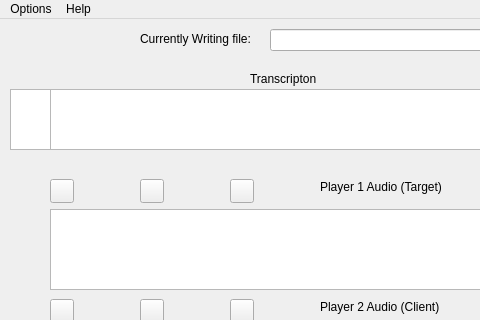
The window that ui/MLaudio.ui (TimHanneman/MLaudio) describes before a commit, drawn with Qt 5; both pictures show x 0 to 480 and y 0 to 320 of the 640 by 480 pixel window.
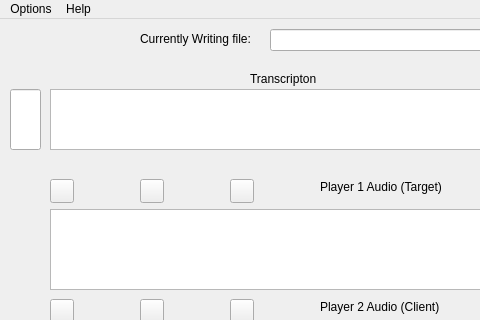
The same window after the commit. Icons and pictures are not drawn.

Commit message: Updated ui, fixed some small bugs. Started wiring main UI. TODO: transcript viewer, audio buttons, make preference page reflect current variables.

What changed in the file:
```diff
--- a/ui/MLaudio.ui
+++ b/ui/MLaudio.ui
@@ -285,19 +285,6 @@
      </rect>
     </property>
    </widget>
-   <widget class="QPlainTextEdit" name="plainTextEdit_line">
-    <property name="geometry">
-     <rect>
-      <x>10</x>
-      <y>70</y>
-      <width>41</width>
-      <height>61</height>
-     </rect>
-    </property>
-    <property name="toolTip">
-     <string>Current Line Number, or Count</string>
-    </property>
-   </widget>
    <widget class="QGraphicsView" name="WAV_Graph2">
     <property name="geometry">
      <rect>
@@ -340,6 +327,16 @@
      <string>Back</string>
     </property>
    </widget>
+   <widget class="QLineEdit" name="lineEdit">
+    <property name="geometry">
+     <rect>
+      <x>10</x>
+      <y>70</y>
+      <width>31</width>
+      <height>61</height>
+     </rect>
+    </property>
+   </widget>
   </widget>
   <widget class="QMenuBar" name="menubar">
    <property name="geometry">
```
Left out of the diff: 5 changed lines with no effect on the pictures. The commit also changes 4 other files.
